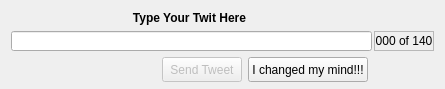
Old version of the form Ui/sendTwit.ui in the repository KarenMarkosyan/qttwitter.
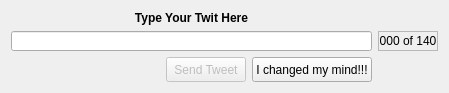
New version of the form. Icons and pictures are not drawn. Custom widgets are drawn as their Qt base class.

Commit message: Fixed the resize problem of the send tweet and Login Dialogs

What changed in the file:
```diff
--- a/Ui/sendTwit.ui
+++ b/Ui/sendTwit.ui
@@ -36,6 +36,9 @@
     <normaloff>:/twitter/im-status-message-edit.svg</normaloff>:/twitter/im-status-message-edit.svg</iconset>
   </property>
   <layout class="QGridLayout" name="gridLayout">
+   <property name="sizeConstraint">
+    <enum>QLayout::SetMinimumSize</enum>
+   </property>
    <item row="0" column="0" colspan="3">
     <widget class="QLabel" name="label">
      <property name="text">
```
The commit also changes 1 other file.
